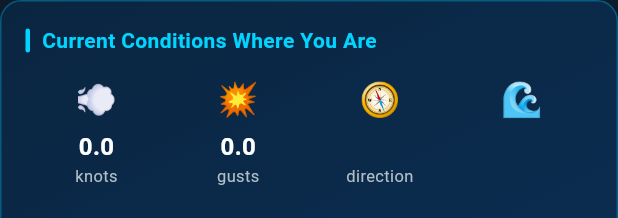
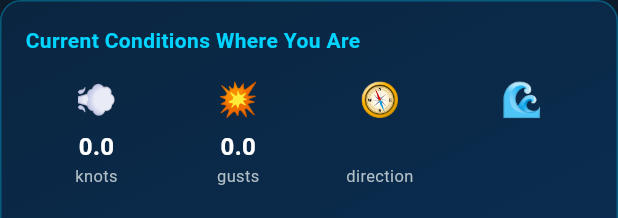
Before and after one commit to r4oul/kitesurf-agent, a Flutter app: the ConditionsCard widget shown alone on an empty page, opened directly with empty values, on a phone screen of 412 x 824 dp. Shown: the top 218 px of the screen. Run offline on Flutter 3.47's test engine with Material 3 defaults, Android fonts, the phone set to English and light mode, and no system bars; our stand-ins replace flutter_map, geolocator, latlong2; network calls fail.

Commit message:
Add circuit breaker to wind model fallback chain
With 16+ beaches fetching simultaneously, up to 48 concurrent Open-Meteo
requests triggered rate limiting, causing all three models to fail and fall
through to Met.no. The circuit breaker marks a model down for 30 minutes on
first failure so subsequent beach requests skip it immediately.

Also: app renamed to South West Kitesurf; removed decorative bar from
conditions card heading.

Co-Authored-By: Claude Sonnet 4.6 <noreply@anthropic.com>

```diff
--- a/kitesurf_app/lib/main.dart
+++ b/kitesurf_app/lib/main.dart
@@ -14,7 +14,7 @@ class KitesurfApp extends StatelessWidget {
   @override
   Widget build(BuildContext context) {
     return MaterialApp(
-      title: 'West Coast Kitesurf',
+      title: 'South West Kitesurf',
       debugShowCheckedModeBanner: false,
       theme: buildTheme(),
       home: const MainShell(),
@@ -44,7 +44,7 @@ class _MainShellState extends State<MainShell> {
           children: [
             CKiteIcon(size: 28, color: kAccent),
             SizedBox(width: 10),
-            Text('West Coast Kitesurf',
+            Text('South West Kitesurf',
                 style: TextStyle(fontSize: 18, fontWeight: FontWeight.bold, color: kTextPrimary)),
           ],
         ),
--- a/kitesurf_app/lib/widgets/conditions_card.dart
+++ b/kitesurf_app/lib/widgets/conditions_card.dart
@@ -23,21 +23,8 @@ class ConditionsCard extends StatelessWidget {
       child: Column(
         crossAxisAlignment: CrossAxisAlignment.start,
         children: [
-          Row(
-            children: [
-              Container(
-                width: 3,
-                height: 16,
-                decoration: BoxDecoration(
-                  color: kAccent,
-                  borderRadius: BorderRadius.circular(2),
-                ),
-              ),
-              const SizedBox(width: 8),
-              const Text('Current Conditions Where You Are',
-                  style: TextStyle(fontSize: 14, fontWeight: FontWeight.bold, color: kAccent)),
-            ],
-          ),
+          const Text('Current Conditions Where You Are',
+              style: TextStyle(fontSize: 14, fontWeight: FontWeight.bold, color: kAccent)),
           const SizedBox(height: 14),
           Row(
             children: [
```
Also changed, not shown: 1 other file.
